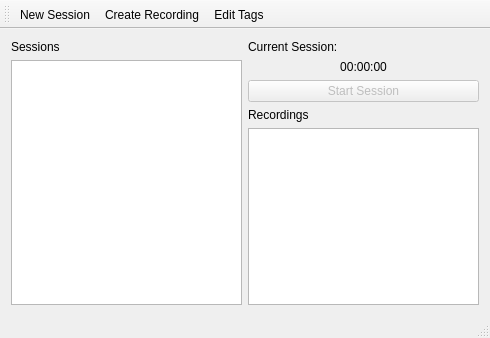
Old version of the form src/TimeTracker/mainwindow.ui in the repository miere43/jatt.
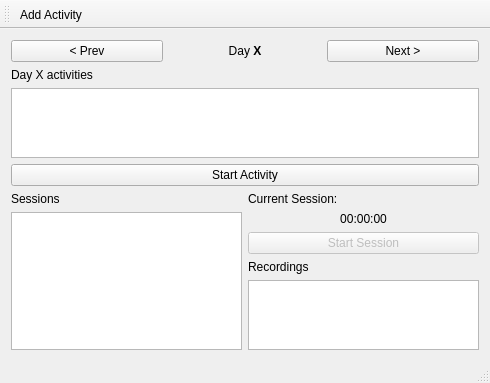
New version of the form.

The edit to the form file:
```diff
--- a/src/TimeTracker/mainwindow.ui
+++ b/src/TimeTracker/mainwindow.ui
@@ -15,6 +15,61 @@
   </property>
   <widget class="QWidget" name="centralWidget">
    <layout class="QVBoxLayout" name="verticalLayout_4">
+    <item>
+     <layout class="QVBoxLayout" name="verticalLayout_3">
+      <item>
+       <layout class="QHBoxLayout" name="horizontalLayout_2">
+        <item>
+         <widget class="QPushButton" name="nextDayButton">
+          <property name="text">
+           <string>&lt; Prev</string>
+          </property>
+         </widget>
+        </item>
+        <item>
+         <widget class="QLabel" name="label">
+          <property name="layoutDirection">
+           <enum>Qt::LeftToRight</enum>
+          </property>
+          <property name="text">
+           <string>&lt;html&gt;&lt;head/&gt;&lt;body&gt;&lt;p&gt;Day&lt;span style=&quot; font-weight:600;&quot;&gt; X&lt;/span&gt;&lt;/p&gt;&lt;/body&gt;&lt;/html&gt;</string>
+          </property>
+          <property name="textFormat">
+           <enum>Qt::RichText</enum>
+          </property>
+          <property name="alignment">
+           <set>Qt::AlignCenter</set>
+          </property>
+         </widget>
+        </item>
+        <item>
+         <widget class="QPushButton" name="prevDayButton">
+          <property name="text">
+           <string>Next &gt;</string>
+          </property>
+         </widget>
+        </item>
+       </layout>
+      </item>
+      <item>
+       <widget class="QLabel" name="activityLabel">
+        <property name="text">
+         <string>Day X activities</string>
+        </property>
+       </widget>
+      </item>
+      <item>
+       <widget class="QListView" name="activitiesListView"/>
+      </item>
+     </layout>
+    </item>
+    <item>
+     <widget class="QPushButton" name="startActivityButton">
+      <property name="text">
+       <string>Start Activity</string>
+      </property>
+     </widget>
+    </item>
     <item>
      <layout class="QHBoxLayout" name="horizontalLayout">
       <item>
@@ -86,9 +141,7 @@
    <attribute name="toolBarBreak">
     <bool>false</bool>
    </attribute>
-   <addaction name="newSessionAction"/>
-   <addaction name="createRecordingAction"/>
-   <addaction name="editTagsAction"/>
+   <addaction name="addActivityAction"/>
   </widget>
   <widget class="QStatusBar" name="statusBar"/>
   <action name="newSessionAction">
@@ -130,6 +183,11 @@
     <string>Edit Tags</string>
    </property>
   </action>
+  <action name="addActivityAction">
+   <property name="text">
+    <string>Add Activity</string>
+   </property>
+  </action>
  </widget>
  <layoutdefault spacing="6" margin="11"/>
  <resources/>
```
